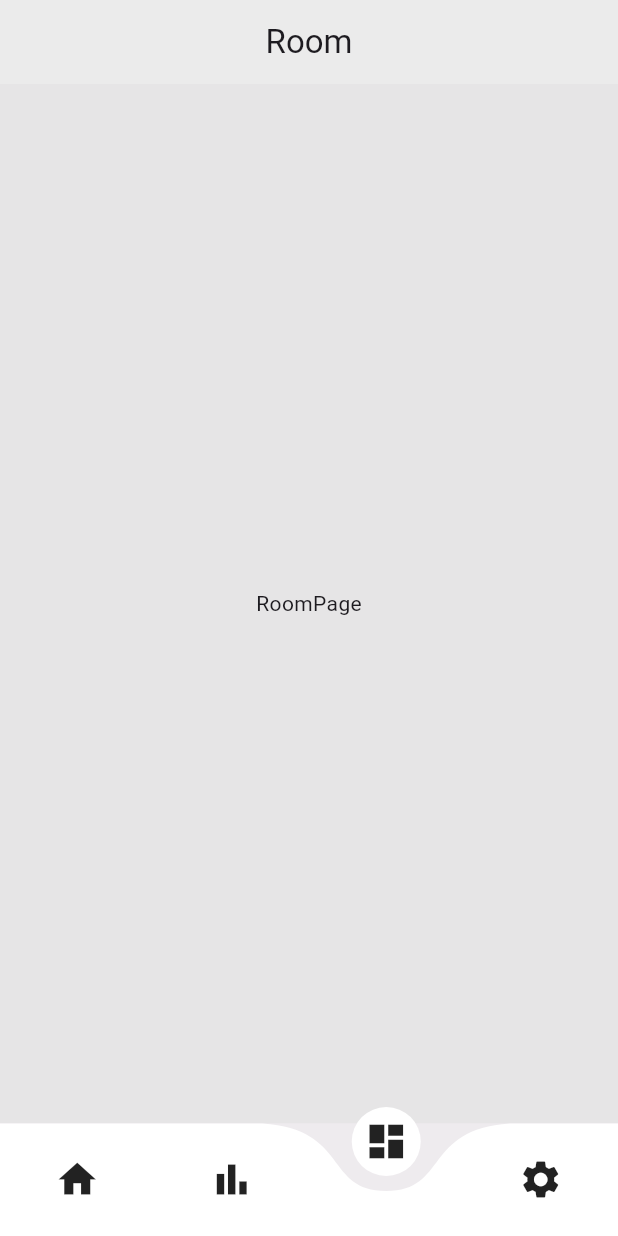
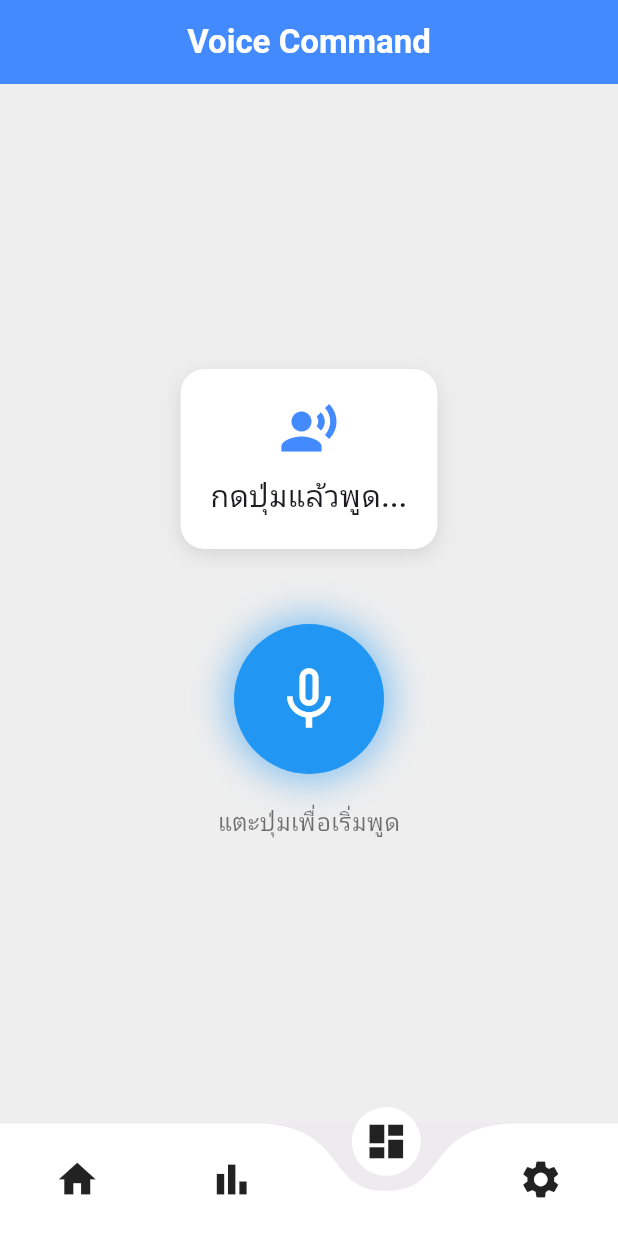
Before and after one commit to kimmysoybad404/flutter_application, a Flutter app: the screen it shows after launch, item 3 of the bottom bar chosen, on a phone screen of 412 x 824 dp. Run offline on Flutter 3.47's test engine with Material 3 defaults, Android fonts, the phone set to English and light mode, and no system bars; drawn by our look-alikes of curved_navigation_bar; our stand-ins replace firebase_core, firebase_database, speech_to_text; missing offline and left inert: dart:js; accounts and stored records are empty.

Commit message:
Voice Coomand Success

```diff
--- a/lib/SmartHomeNaja/Main.dart
+++ b/lib/SmartHomeNaja/Main.dart
@@ -1,7 +1,7 @@
 import 'package:flutter/material.dart';
 import 'package:curved_navigation_bar/curved_navigation_bar.dart';
 import 'package:flutter_application/SmartHomeNaja/Page/Homepage.dart';
-import 'package:flutter_application/SmartHomeNaja/Page/RoomPage.dart';
+import 'package:flutter_application/SmartHomeNaja/Page/VoiceCommandPage.dart';
 import 'package:flutter_application/SmartHomeNaja/Page/SettingPage.dart';
 import 'package:flutter_application/SmartHomeNaja/Page/StatisticPage.dart';
 
@@ -18,7 +18,7 @@ class _MainState extends State<Main> {
   final List<Widget> _pages = [
     Homepage(),
     Statisticpage(),
-    Roompage(),
+    VoiceCommandPage(),
     Settingpage(),
   ];
 
--- a/lib/SmartHomeNaja/Page/RoomPage.dart
+++ /dev/null
@@ -1,23 +0,0 @@
-import 'package:flutter/material.dart';
-
-class Roompage extends StatefulWidget {
-  const Roompage({super.key});
-
-  @override
-  State<Roompage> createState() => _RoompageState();
-}
-
-class _RoompageState extends State<Roompage> {
-  @override
-  Widget build(BuildContext context) {
-    return Scaffold(
-      backgroundColor: const Color.fromARGB(137, 224, 224, 224),
-      appBar: AppBar(
-        centerTitle: true,
-        backgroundColor: const Color.fromARGB(136, 240, 240, 240),
-        title: Text("Room"),
-      ),
-      body: Center(child: Text("RoomPage")),
-    );
-  }
-}
--- /dev/null
+++ b/lib/SmartHomeNaja/Page/VoiceCommandPage.dart
@@ -0,0 +1,113 @@
+import 'package:flutter/material.dart';
+import 'voice_helper.dart';
+
+class VoiceCommandPage extends StatefulWidget {
+  const VoiceCommandPage({super.key});
+
+  @override
+  State<VoiceCommandPage> createState() => _VoiceCommandPageState();
+}
+
+class _VoiceCommandPageState extends State<VoiceCommandPage> {
+  final VoiceHelper _voice = VoiceHelper();
+  bool _isListening = false;
+  String _recognizedText = "กดปุ่มแล้วพูด...";
+
+  void _startListening() {
+    setState(() => _isListening = true);
+    _voice.startListening((text, success) {
+      setState(() {
+        _recognizedText = text;
+        _isListening = false;
+      });
+    });
+  }
+
+  void _stopListening() {
+    _voice.stopListening();
+    setState(() => _isListening = false);
+  }
+
+  @override
+  Widget build(BuildContext context) {
+    return Scaffold(
+      backgroundColor: Colors.grey.shade200,
+      appBar: AppBar(
+        centerTitle: true,
+        backgroundColor: Colors.blueAccent,
+        title: const Text(
+          "Voice Command",
+          style: TextStyle(color: Colors.white, fontWeight: FontWeight.bold),
+        ),
+      ),
+      body: Center(
+        child: Column(
+          mainAxisAlignment: MainAxisAlignment.center,
+          crossAxisAlignment: CrossAxisAlignment.center,
+          children: [
+            Container(
+              margin: const EdgeInsets.symmetric(horizontal: 20),
+              padding: const EdgeInsets.all(20),
+              decoration: BoxDecoration(
+                color: Colors.white,
+                borderRadius: BorderRadius.circular(16),
+                boxShadow: [
+                  BoxShadow(
+                    color: Colors.black.withOpacity(0.1),
+                    blurRadius: 10,
+                    offset: const Offset(0, 4),
+                  ),
+                ],
+              ),
+              child: Column(
+                children: [
+                  const Icon(Icons.record_voice_over,
+                      size: 40, color: Colors.blueAccent),
+                  const SizedBox(height: 10),
+                  Text(
+                    _recognizedText,
+                    textAlign: TextAlign.center,
+                    style: const TextStyle(fontSize: 20, fontWeight: FontWeight.w500),
+                  ),
+                ],
+              ),
+            ),
+            const SizedBox(height: 50),
+
+            // ปุ่มไมค์
+            GestureDetector(
+              onTap: _isListening ? _stopListening : _startListening,
+              child: Container(
+                height: 100,
+                width: 100,
+                decoration: BoxDecoration(
+                  shape: BoxShape.circle,
+                  color: _isListening ? Colors.red : Colors.blue,
+                  boxShadow: [
+                    BoxShadow(
+                      color: _isListening
+                          ? Colors.red.withOpacity(0.5)
+                          : Colors.blue.withOpacity(0.5),
+                      blurRadius: 20,
+                      spreadRadius: 5,
+                    ),
+                  ],
+                ),
+                child: Icon(
+                  _isListening ? Icons.mic : Icons.mic_none,
+                  color: Colors.white,
+                  size: 50,
+                ),
+              ),
+            ),
+            const SizedBox(height: 20),
+            Text(
+              _isListening ? "กำลังฟังอยู่..." : "แตะปุ่มเพื่อเริ่มพูด",
+              style: const TextStyle(fontSize: 16, color: Colors.black54),
+            )
+          ],
+        ),
+      ),
+    );
+  }
+}
--- /dev/null
+++ b/lib/SmartHomeNaja/Page/voice_helper.dart
@@ -0,0 +1,3 @@
+// ✅ เลือก import ให้เองตาม platform ที่รันอยู่
+export 'voice_command_mobile.dart'
+    if (dart.library.js) 'voice_command_web.dart';
--- a/pubspec.yaml
+++ b/pubspec.yaml
@@ -36,6 +36,7 @@ dependencies:
   stylish_bottom_bar: ^1.0.6
   curved_navigation_bar: ^1.0.3
   intl: ^0.20.2
+  speech_to_text: ^7.3.0
   # The following adds the Cupertino Icons font to your application.
   # Use with the CupertinoIcons class for iOS style icons.
   cupertino_icons: ^1.0.8
```
Also changed, not shown: lib/SmartHomeNaja/Page/Homepage.dart (+50 -5 lines), lib/SmartHomeNaja/Page/SettingPage.dart (+5 -2 lines), lib/SmartHomeNaja/Page/StatisticPage.dart (+5 -2 lines), lib/SmartHomeNaja/Page/voice_command_mobile.dart (added, +37 -0 lines), lib/SmartHomeNaja/Page/voice_command_web.dart (added, +46 -0 lines), firebase.json, lib/firebase_options.dart, lib/main.dart (line endings or trailing spaces), pubspec.lock, 5 other files.
